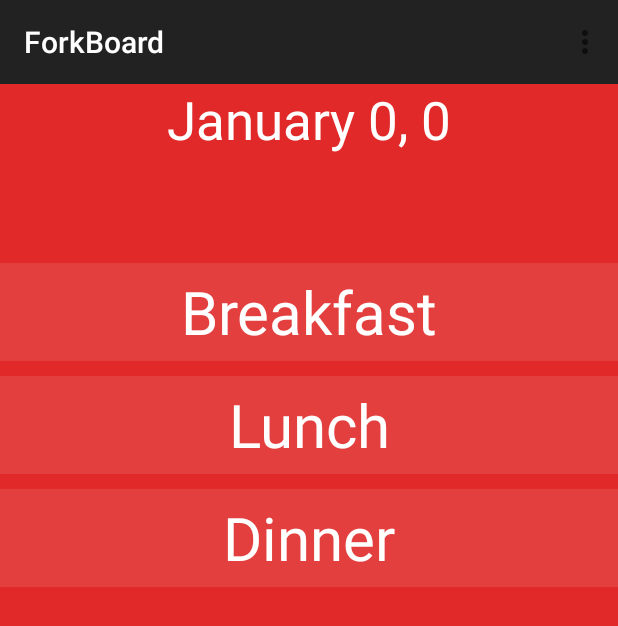
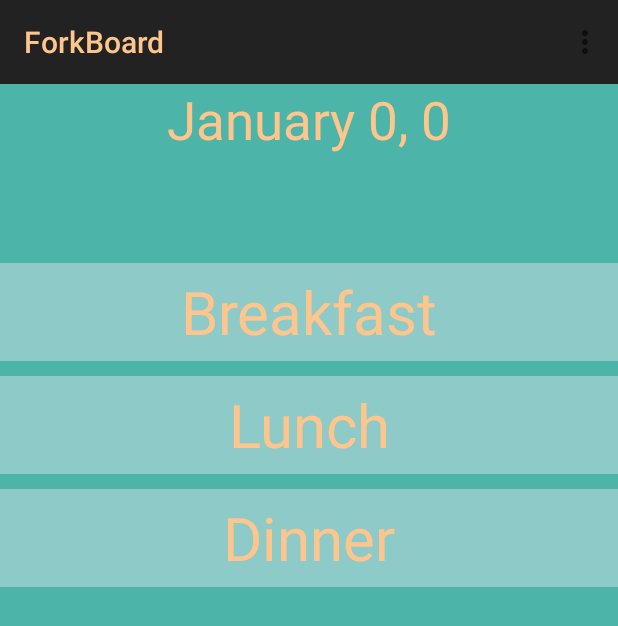
Before and after one commit to jkalldre/ForkBoard, an Android app: the Day_View screen opened directly, with no data from a screen before it, on a phone screen of 412 x 824 dp. Shown: the top 626 px of the screen. Run offline under Robolectric (Android 15) with nearby library versions, the phone set to English and light mode, and no system bars.

Commit message:
Color Changes

```diff
--- a/app/src/main/res/values/colors.xml
+++ b/app/src/main/res/values/colors.xml
@@ -1,9 +1,16 @@
 <?xml version="1.0" encoding="utf-8"?>
 <resources>
+
+    <color name="primary">#8dcac8</color>
+    <color name="primary_dark">#4cb4a8</color>
+    <color name="primary_darker">#ffa62f</color>
+    <color name="accent">#fec58c</color>
+
+    <!--
     <color name="primary">#E43F3F</color>
     <color name="primary_dark">#E12929</color>
     <color name="primary_darker">#CC1D1D</color>
-    <color name="accent">#FFFFFF</color>
+    <color name="accent">#FFFFFF</color>-->
 
     <color name="black">#000000</color>
     <color name="jet">#222222</color>
```
